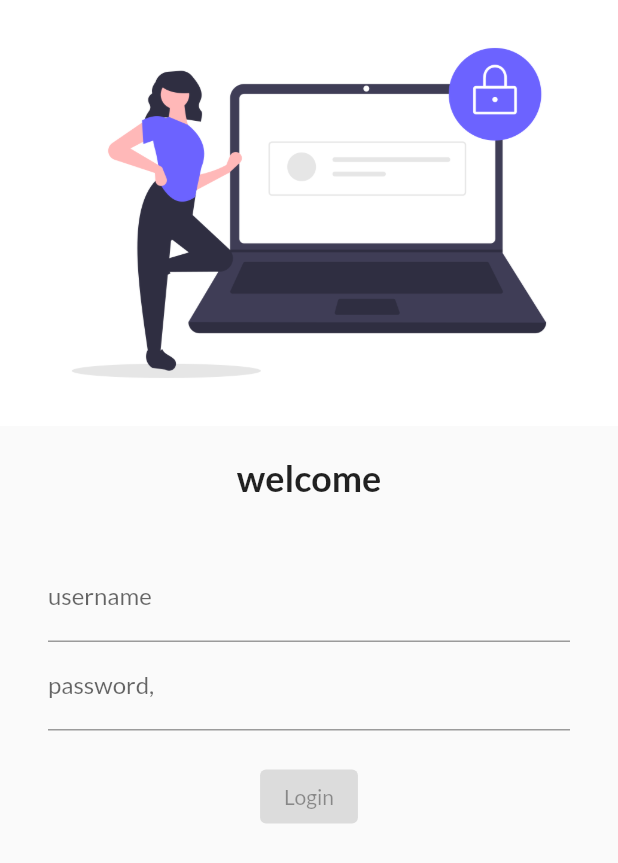
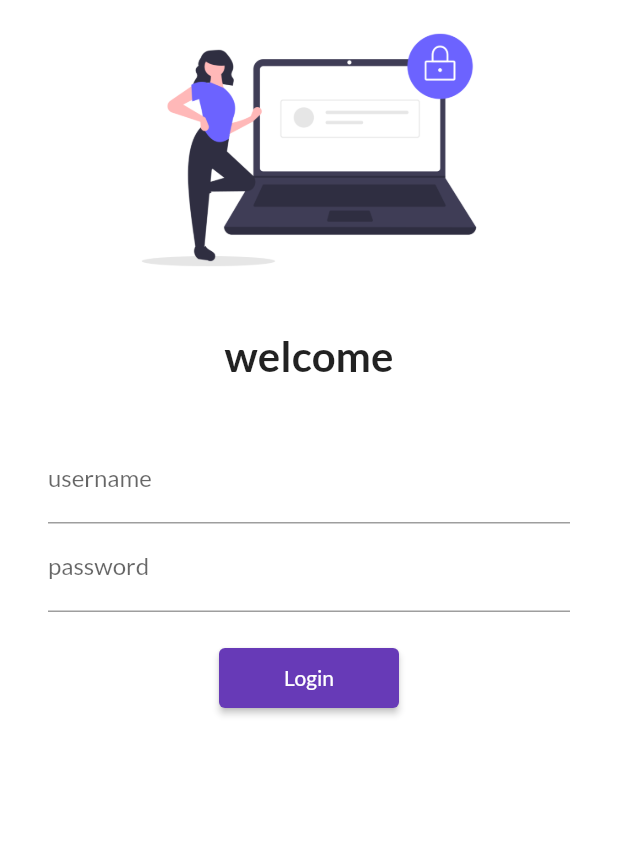
Before and after one commit to pawan-kumawat/Catalog_App, a Flutter app: the screen it shows after launch, on a phone screen of 412 x 824 dp. Shown: the top 863 px of the screen. Run offline on Flutter 3.47's test engine with Material 2 defaults, Android fonts, the phone set to English and light mode, and no system bars; our stand-ins replace google_fonts.

Commit message:
Day4 cpmpleted

```diff
--- a/lib/main.dart
+++ b/lib/main.dart
@@ -1,6 +1,7 @@
 import 'package:flutter/material.dart';
 import 'package:flutter_catalog/pages/home_page.dart';
 import 'package:flutter_catalog/pages/login_page.dart';
+import 'package:flutter_catalog/utils/routes.dart';
 import 'package:google_fonts/google_fonts.dart';
 void main() {
   runApp(Myapp());
@@ -22,8 +23,8 @@ class Myapp extends StatelessWidget {
           initialRoute:"/",
          routes: {
         "/": (context) => LoginPage(),
-        "/home": (context) => HomePage(),
-        "/login": (context) => LoginPage()
+        Myroutes.homeRoute :(context) => HomePage(),
+        Myroutes.loginRoute: (context) => LoginPage()
       },
     );
   }
--- a/lib/pages/login_page.dart
+++ b/lib/pages/login_page.dart
@@ -1,25 +1,26 @@
 import 'package:flutter/material.dart';
+import 'package:flutter_catalog/utils/routes.dart';
 
 class LoginPage extends StatelessWidget {
   @override
   Widget build(BuildContext context) {
     return Material(
+        color: Colors.white,
+        child: SingleChildScrollView(
           child: Column(
             children: [
               Image.asset(
                 "assets/pic/login_image.png",
                 fit: BoxFit.cover,
+                height: 200.0,
               ),
-
-
               SizedBox(
                 height: 20.0,
               ),
-
-
-        Text("welcome",
+              Text(
+                "welcome",
                 style: TextStyle(
-         fontSize: 24,
+                  fontSize: 28,
                   fontWeight: FontWeight.bold,
                 ),
               ),
@@ -27,8 +28,8 @@ class LoginPage extends StatelessWidget {
                 height: 20.0,
               ),
               Padding(
-            padding:
-            const EdgeInsets.symmetric(vertical: 16.0,horizontal: 32.0),
+                padding: const EdgeInsets.symmetric(
+                    vertical: 16.0, horizontal: 32.0),
                 child: Column(
                   children: [
                     TextFormField(
@@ -41,25 +42,24 @@ class LoginPage extends StatelessWidget {
                       obscureText: true,
                       decoration: InputDecoration(
                         hintText: "Enter password",
-              labelText: "password,"
+                        labelText: "password",
                       ),
-              ), SizedBox(
+                    ),
+                    SizedBox(
                       height: 20.0,
                     ),
-
                     ElevatedButton(
-            child:Text("Login"),
-            style: TextButton.styleFrom(),
-           onPressed: (){
-            print("hi pawan")
+                      child: Text("Login"),
+                      style: TextButton.styleFrom(minimumSize: Size(120, 40)),
+                      onPressed: () {
+                        Navigator.pushNamed(context, Myroutes.homeRoute);
                       },
-
                     ),
                   ],
                 ),
               )
-
             ],
+          ),
         ));
   }
 }
--- /dev/null
+++ b/lib/utils/routes.dart
@@ -0,0 +1,4 @@
+class Myroutes {
+  static String loginRoute = "/login";
+  static String homeRoute = "/home";
+}
```
Also changed, not shown: 1 other file. Lines whose indentation alone changed are shown as unchanged.
